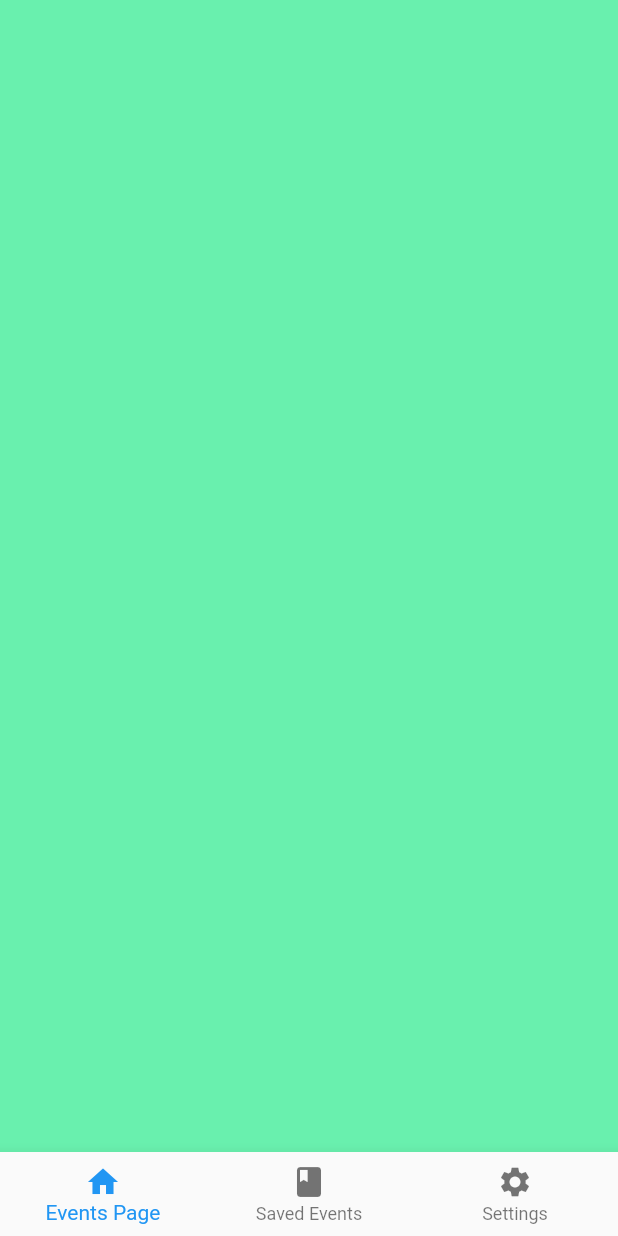
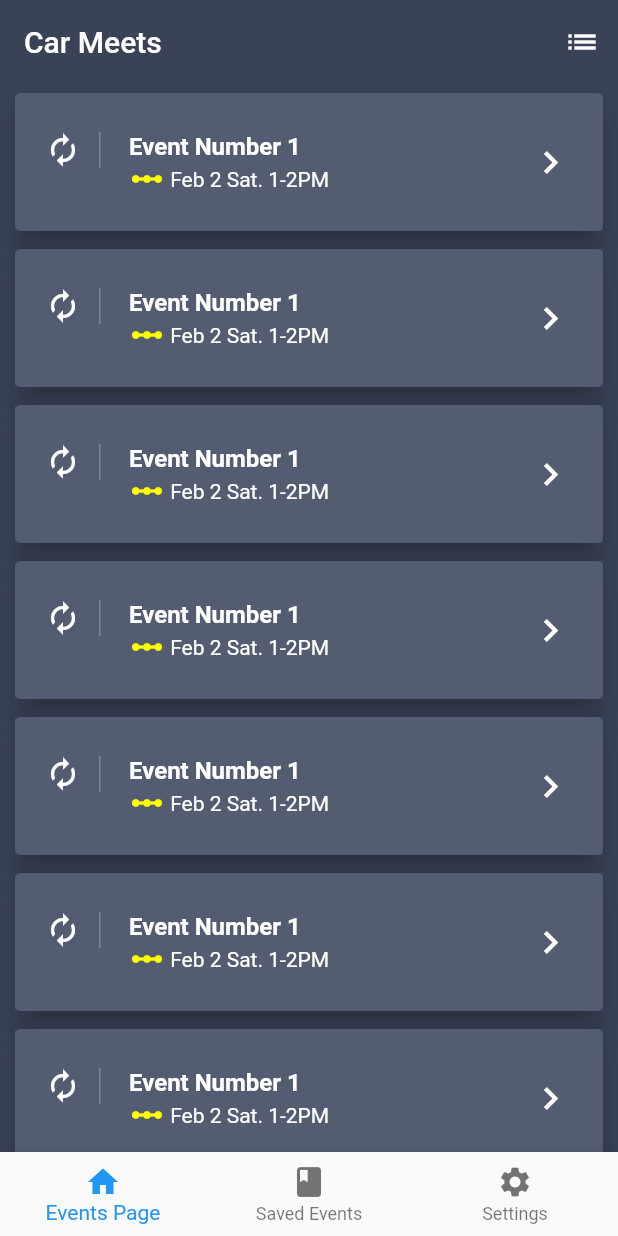
Before and after one commit to KenAsawa/CarMeets, a Flutter app: the screen it shows after launch, on a phone screen of 412 x 824 dp. Run offline on Flutter 3.47's test engine with Material 2 defaults, Android fonts, the phone set to English and light mode, and no system bars.

Commit message:
Starting Events List

```diff
--- /dev/null
+++ b/lib/event_list.dart
@@ -0,0 +1,66 @@
+import 'package:flutter/material.dart';
+
+class EventList extends StatelessWidget {
+  @override
+  Widget build(BuildContext context) {
+    // TODO: implement build
+    return Container(
+      child: ListView.builder(
+        scrollDirection: Axis.vertical,
+        physics: BouncingScrollPhysics(),
+        itemCount: 10,
+        itemBuilder: (BuildContext context, int index) {
+          return buildCard(context);
+        },
+      ),
+    );
+  }
+
+  Widget buildCard(BuildContext context) {
+    return Card(
+      elevation: 8.0,
+      margin: EdgeInsets.symmetric(horizontal: 10.0, vertical: 6.0),
+      child: Container(
+        decoration: BoxDecoration(color: Color.fromRGBO(64, 74, 96, 0.9)),
+        child: buildListTile(context),
+      ),
+    );
+  }
+
+  Widget buildListTile(BuildContext context) {
+    return ListTile(
+      contentPadding: EdgeInsets.symmetric(horizontal: 20.0, vertical: 10.0),
+      leading: Container(
+        padding: EdgeInsets.only(right: 12.0),
+        decoration: BoxDecoration(
+            border:
+                Border(right: BorderSide(width: 1.0, color: Colors.white24))),
+        child: Icon(
+          Icons.autorenew,
+          color: Colors.white,
+        ),
+      ),
+      title: Text(
+        "Event Number 1",
+        style: TextStyle(color: Colors.white, fontWeight: FontWeight.bold),
+      ),
+      subtitle: Row(
+        children: <Widget>[
+          Icon(
+            Icons.linear_scale,
+            color: Colors.yellowAccent,
+          ),
+          Text(
+            " Feb 2 Sat. 1-2PM",
+            style: TextStyle(color: Colors.white),
+          )
+        ],
+      ),
+      trailing: Icon(
+        Icons.keyboard_arrow_right,
+        color: Colors.white,
+        size: 30.0,
+      ),
+    );
+  }
+}
--- a/lib/home_page.dart
+++ b/lib/home_page.dart
@@ -1,3 +1,4 @@
+import 'package:car_meets/event_list.dart';
 import 'package:flutter/material.dart';
 
 import './placeholder.dart';
@@ -13,7 +14,7 @@ class HomePage extends StatefulWidget {
 class _HomeState extends State<HomePage> {
   int _currentIndex = 0;
   final List<Widget> _children = [
-    PlaceHolder(Colors.greenAccent),
+    EventList(),
     PlaceHolder(Colors.lightBlueAccent),
     PlaceHolder(Colors.redAccent)
   ];
@@ -21,9 +22,11 @@ class _HomeState extends State<HomePage> {
   @override
   Widget build(BuildContext context) {
     return Scaffold(
+      appBar: buildAppBar(),
+      backgroundColor: Color.fromRGBO(58, 66, 86, 1.0),
       body: _children[_currentIndex],
       bottomNavigationBar:
-          BottomNavigationBar(currentIndex: 0, onTap: onTabTapped, items: [
+          BottomNavigationBar(currentIndex: _currentIndex, onTap: onTabTapped, items: [
         BottomNavigationBarItem(
             icon: Icon(Icons.home), title: Text("Events Page")),
         BottomNavigationBarItem(
@@ -34,6 +37,20 @@ class _HomeState extends State<HomePage> {
     );
   }
 
+  Widget buildAppBar() {
+    return AppBar(
+      elevation: 0.1,
+      backgroundColor: Color.fromRGBO(58, 66, 86, 1.0),
+      title: Text("Car Meets"),
+      actions: <Widget>[
+        IconButton(
+          icon: Icon(Icons.list),
+          onPressed: () {},
+        )
+      ],
+    );
+  }
+
   void onTabTapped(int index) {
     setState(() {
       _currentIndex = index;
--- a/lib/main.dart
+++ b/lib/main.dart
@@ -17,6 +17,7 @@ class _MyAppState extends State<MyApp> {
   @override
   Widget build(BuildContext context) {
     return MaterialApp(
+      theme:ThemeData(primaryColor: Color.fromRGBO(58, 66, 86, 1.0)),
       routes: {'/': (BuildContext context) => HomePage()},
     );
   }
```
